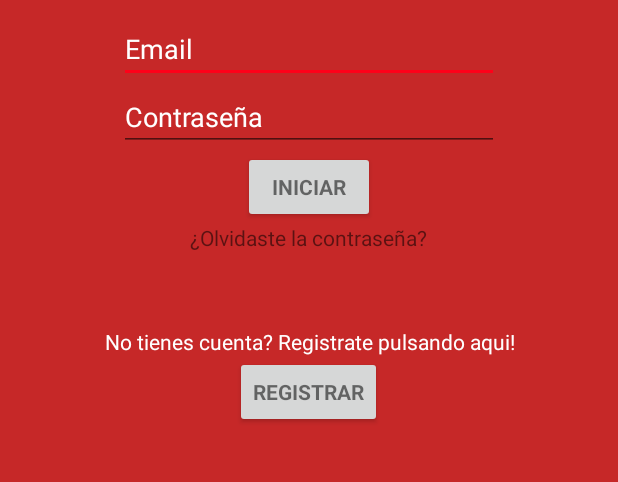
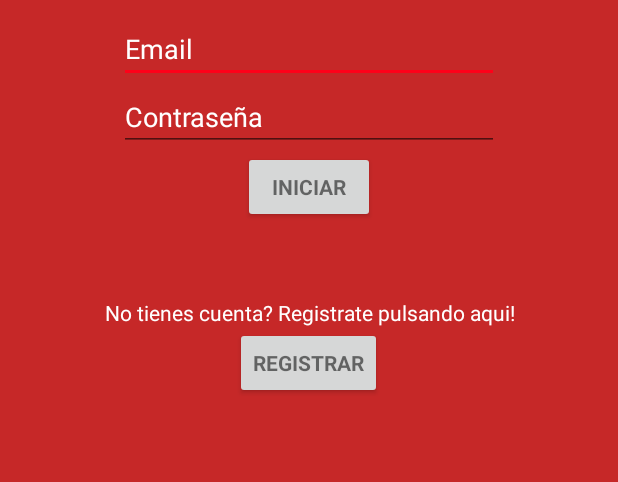
Before and after one commit to josse995/CarFinder, an Android app: the LoginActivity screen opened directly, with no data from a screen before it, on a phone screen of 412 x 824 dp, the part 396-878 px from its top. Run offline under Robolectric (Android 15) with nearby library versions, the light colour scheme and no system bars.

```diff
--- a/app/src/main/AndroidManifest.xml
+++ b/app/src/main/AndroidManifest.xml
@@ -46,7 +46,6 @@
                 <category android:name="fdi.ucm.carfinder.DEFAULT" />
             </intent-filter>
         </activity>
-        <activity android:name=".popup_forget_password"></activity>
     </application>
 
 </manifest>
--- a/app/src/main/res/layout-land/activity_login.xml
+++ b/app/src/main/res/layout-land/activity_login.xml
@@ -92,17 +92,6 @@
                 android:textStyle="bold" />
 
             <TextView
-                android:id="@+id/forgetPasswordTextField"
-                android:layout_width="wrap_content"
-                android:layout_height="wrap_content"
-                android:text="@string/forgetPassword"
-                android:clickable="true"
-                android:onClick="forgetPassword"
-                android:layout_below="@+id/email_sign_in_button"
-                android:layout_alignStart="@+id/mensaje_registro"
-                android:layout_marginStart="42dp" />
-
-            <TextView
                 android:id="@+id/mensaje_registro"
                 android:layout_width="wrap_content"
                 android:layout_height="wrap_content"
--- /dev/null
+++ b/app/src/main/res/layout-land/fragment_main.xml
@@ -0,0 +1,5 @@
+<?xml version="1.0" encoding="utf-8"?>
+<RelativeLayout xmlns:android="http://schemas.android.com/apk/res/android"
+    android:layout_width="match_parent" android:layout_height="match_parent">
+
+</RelativeLayout>
--- a/app/src/main/res/layout/activity_login.xml
+++ b/app/src/main/res/layout/activity_login.xml
@@ -82,15 +82,6 @@
                 android:textStyle="bold" />
 
             <TextView
-                android:id="@+id/forgetPasswordTextField"
-                android:layout_width="wrap_content"
-                android:layout_height="wrap_content"
-                android:text="@string/forgetPassword"
-                android:layout_gravity="center_horizontal"
-                android:clickable="true"
-                android:onClick="forgetPassword"/>
-
-            <TextView
                 android:id="@+id/mensaje_registro"
                 android:layout_width="match_parent"
                 android:layout_height="wrap_content"
```
Also changed, not shown: app/src/main/java/fdi/ucm/carfinder/LoginActivity.java (+0 -33 lines), app/src/main/java/fdi/ucm/carfinder/MainFragment.java (added, +108 -0 lines), app/src/main/java/fdi/ucm/carfinder/popup_forget_password.java (deleted, +0 -26 lines), app/src/main/res/layout/fragment_main.xml (added, +25 -0 lines), app/src/main/res/layout/popup_forget_password.xml (deleted, +0 -31 lines), 1 other file.
